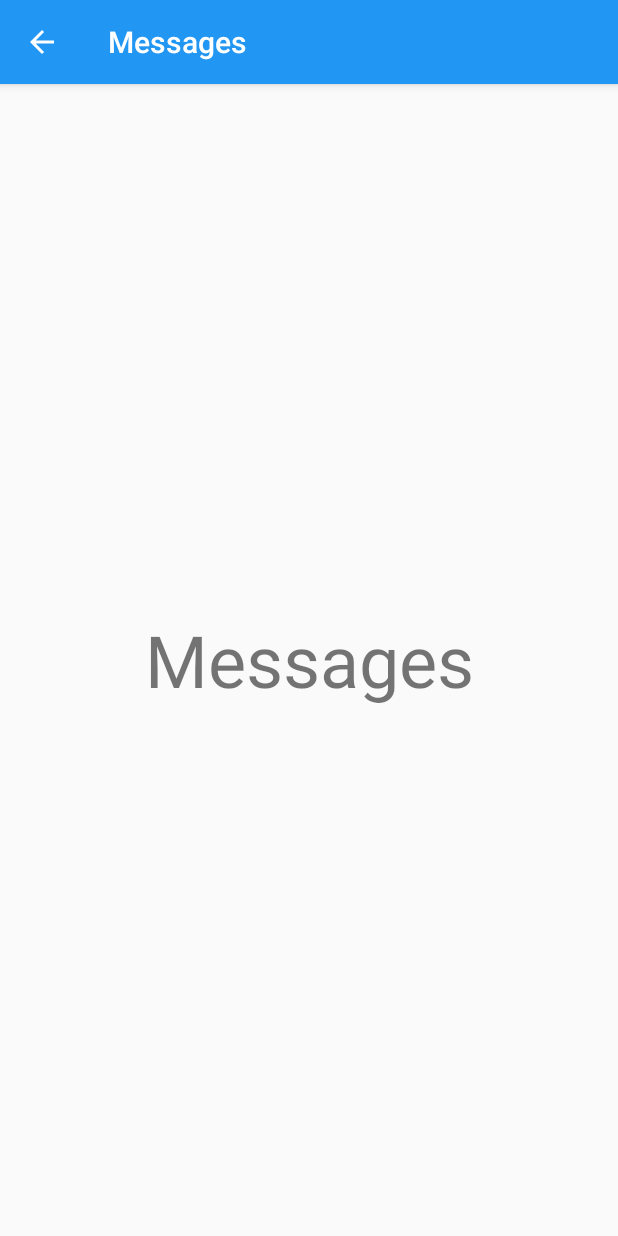
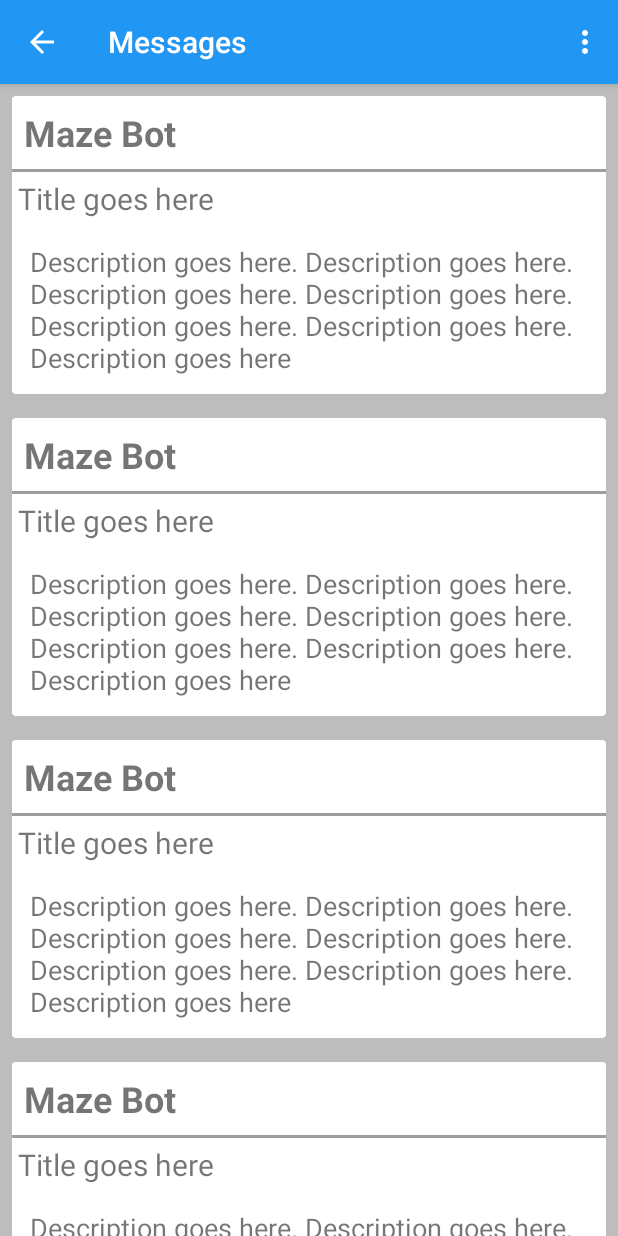
Before and after one commit to siesgst-tech/eventID-app, an Android app: the MessagesActivity screen opened directly, with no data from a screen before it, on a phone screen of 412 x 824 dp. Run offline under Robolectric (Android 15) with nearby library versions, the phone set to English and light mode, and no system bars.

Commit message:
messages populated and settigns removed

```diff
--- a/app/src/main/AndroidManifest.xml
+++ b/app/src/main/AndroidManifest.xml
@@ -29,8 +29,6 @@
          android:label = "@string/title_activity_home"
          android:theme = "@style/AppTheme.NoActionBar" >
         </activity >
-        <activity android:name = ".activities.SettingsActivity" >
-        </activity >
         <activity android:name = ".activities.MessagesActivity" >
         </activity >
     </application >
--- a/app/src/main/java/com/example/event/activities/HomeActivity.java
+++ b/app/src/main/java/com/example/event/activities/HomeActivity.java
@@ -71,11 +71,6 @@ public class HomeActivity extends AppCompatActivity
 			startActivity(new Intent(HomeActivity.this,MessagesActivity.class));
 			return true;
 		}
-		else if (id == R.id.action_settings)
-		{
-			startActivity(new Intent(HomeActivity.this,SettingsActivity.class));
-			return true;
-		}
 		else if (id == R.id.action_logout)
 		{
 			new AlertDialog.Builder(HomeActivity.this)
--- a/app/src/main/java/com/example/event/activities/MessagesActivity.java
+++ b/app/src/main/java/com/example/event/activities/MessagesActivity.java
@@ -1,15 +1,32 @@
 package com.example.event.activities;
 
+import android.content.DialogInterface;
 import android.os.Bundle;
+import android.support.v7.app.AlertDialog;
 import android.support.v7.app.AppCompatActivity;
+import android.support.v7.widget.LinearLayoutManager;
+import android.support.v7.widget.RecyclerView;
+import android.view.LayoutInflater;
+import android.view.Menu;
 import android.view.MenuItem;
+import android.view.View;
+import android.widget.EditText;
+import android.widget.Toast;
 
 import com.example.event.R;
+import com.example.event.adapters.MessagesAdapter;
+import com.example.event.model.MessagesModel;
 import com.example.event.utils.SessionManager;
+
+import java.util.ArrayList;
+import java.util.List;
 
 public class MessagesActivity extends AppCompatActivity
 {
 	SessionManager sessionManager;
+	AlertDialog alert;
+	RecyclerView recyclerView;
+	List<MessagesModel> messages = new ArrayList<MessagesModel>();
 
 	@Override
 	protected void onCreate(Bundle savedInstanceState)
@@ -23,9 +40,57 @@ public class MessagesActivity extends AppCompatActivity
 			getSupportActionBar().setDisplayShowHomeEnabled(true);
 			getSupportActionBar().setTitle("Messages");
 		}
+		recyclerView = (RecyclerView) findViewById(R.id.messages_recycler);
+		recyclerView.setLayoutManager(new LinearLayoutManager(this));
+		init();
+		recyclerView.setAdapter(new MessagesAdapter(messages));
 	}
 
+	public void init()
+	{
+		messages.add(new MessagesModel("Maze Bot","Title goes here","Description goes here. Description goes here. Description goes here. Description goes here. " +
+				"Description goes here. Description goes here. Description goes here"));
+		messages.add(new MessagesModel("Maze Bot","Title goes here","Description goes here. Description goes here. Description goes here. Description goes here. " +
+				"Description goes here. Description goes here. Description goes here"));
+		messages.add(new MessagesModel("Maze Bot","Title goes here","Description goes here. Description goes here. Description goes here. Description goes here. " +
+				"Description goes here. Description goes here. Description goes here"));
+		messages.add(new MessagesModel("Maze Bot","Title goes here","Description goes here. Description goes here. Description goes here. Description goes here. " +
+				"Description goes here. Description goes here. Description goes here"));
+		messages.add(new MessagesModel("Maze Bot","Title goes here","Description goes here. Description goes here. Description goes here. Description goes here. " +
+				"Description goes here. Description goes here. Description goes here"));
+		messages.add(new MessagesModel("Maze Bot","Title goes here","Description goes here. Description goes here. Description goes here. Description goes here. " +
+				"Description goes here. Description goes here. Description goes here"));
+		messages.add(new MessagesModel("Maze Bot","Title goes here","Description goes here. Description goes here. Description goes here. Description goes here. " +
+				"Description goes here. Description goes here. Description goes here"));
+		messages.add(new MessagesModel("Maze Bot","Title goes here","Description goes here. Description goes here. Description goes here. Description goes here. " +
+				"Description goes here. Description goes here. Description goes here"));
+		messages.add(new MessagesModel("Maze Bot","Title goes here","Description goes here. Description goes here. Description goes here. Description goes here. " +
+				"Description goes here. Description goes here. Description goes here"));
+		messages.add(new MessagesModel("Maze Bot","Title goes here","Description goes here. Description goes here. Description goes here. Description goes here. " +
+				"Description goes here. Description goes here. Description goes here"));
+		messages.add(new MessagesModel("Maze Bot","Title goes here","Description goes here. Description goes here. Description goes here. Description goes here. " +
+				"Description goes here. Description goes here. Description goes here"));
+		messages.add(new MessagesModel("Maze Bot","Title goes here","Description goes here. Description goes here. Description goes here. Description goes here. " +
+				"Description goes here. Description goes here. Description goes here"));
+		messages.add(new MessagesModel("Maze Bot","Title goes here","Description goes here. Description goes here. Description goes here. Description goes here. " +
+				"Description goes here. Description goes here. Description goes here"));
+	}
 
+	@Override
+	public boolean onCreateOptionsMenu(Menu menu)
+	{
+		// here the condition to check whether he is an event head or no
+		/*if()
+		{
+
+		}*/
+		getMenuInflater().inflate(R.menu.messages_menu,menu);
+		return true;
+//		else
+//		{
+//			return false;
+//		}
+	}
 
 	@Override
 	public boolean onOptionsItemSelected(MenuItem item)
@@ -37,6 +102,33 @@ public class MessagesActivity extends AppCompatActivity
 			finish();
 			return true;
 		}
+		else if(id==R.id.new_message)
+		{
+			AlertDialog.Builder builder = new AlertDialog.Builder(this);
+			LayoutInflater inflater = MessagesActivity.this.getLayoutInflater();
+			final View view = inflater.inflate(R.layout.new_message_layout, null);
+			builder.setView(view);
+			final EditText titleInput = (EditText) view.findViewById(R.id.title_edit);
+			final EditText contentInput = (EditText) view.findViewById(R.id.content_edit);
+			builder.setPositiveButton("Send", new DialogInterface.OnClickListener() {
+				@Override
+				public void onClick(DialogInterface dialogInterface, int i)
+				{
+					titleInput.setText("");
+					contentInput.setText("");
+					Toast.makeText(MessagesActivity.this,"Message sent",Toast.LENGTH_SHORT).show();
+				}
+			});
+			builder.setNegativeButton("Cancel", new DialogInterface.OnClickListener() {
+				@Override
+				public void onClick(DialogInterface dialogInterface, int i)
+				{
+					dialogInterface.cancel();
+				}
+			});
+			builder.show();
+			return true;
+		}
 		return super.onOptionsItemSelected(item);
 	}
 }
--- /dev/null
+++ b/app/src/main/java/com/example/event/adapters/MessagesAdapter.java
@@ -0,0 +1,70 @@
+package com.example.event.adapters;
+
+import android.support.v7.widget.RecyclerView;
+import android.view.LayoutInflater;
+import android.view.View;
+import android.view.ViewGroup;
+import android.widget.TextView;
+
+import com.example.event.R;
+import com.example.event.model.MessagesModel;
+
+import java.util.ArrayList;
+import java.util.List;
+
+
+/**
+ * Created by rohitramaswamy on 28/07/17.
+ */
+
+public class MessagesAdapter extends RecyclerView.Adapter<MessagesAdapter.ViewHolder>
+{
+
+	List<MessagesModel> messagesModels = new ArrayList<MessagesModel>();
+
+
+	public MessagesAdapter(List<MessagesModel> messagesModels)
+	{
+		this.messagesModels = messagesModels;
+	}
+
+	@Override
+	public ViewHolder onCreateViewHolder(ViewGroup parent, int viewType)
+	{
+		View view = LayoutInflater.from(parent.getContext()).inflate(R.layout.message_item,parent,false);
+		return  new ViewHolder(view);
+	}
+
+	@Override
+	public void onBindViewHolder(ViewHolder holder, int position)
+	{
+		holder.event_name.setText(messagesModels.get(position).getEvent_name());
+		holder.title.setText(messagesModels.get(position).getTitle());
+		holder.content.setText(messagesModels.get(position).getDescription());
+	}
+
+	@Override
+	public int getItemCount()
+	{
+		if(messagesModels==null)
+		{
+			return 0;
+		}
+		else
+			return (int) messagesModels.size();
+	}
+
+	class ViewHolder extends RecyclerView.ViewHolder
+	{
+
+		TextView event_name,title,content;
+
+		public ViewHolder(View itemView)
+		{
+			super(itemView);
+			event_name = (TextView) itemView.findViewById(R.id.message_event_name);
+			title = (TextView) itemView.findViewById(R.id.message_title);
+			content = (TextView) itemView.findViewById(R.id.message_content);
+		}
+	}
+}
--- /dev/null
+++ b/app/src/main/java/com/example/event/model/MessagesModel.java
@@ -0,0 +1,47 @@
+package com.example.event.model;
+
+/**
+ * Created by rohitramaswamy on 28/07/17.
+ */
+
+public class MessagesModel
+{
+	String event_name,title,description;
+
+	public MessagesModel(String event_name, String title, String description)
+	{
+		this.event_name = event_name;
+		this.title = title;
+		this.description = description;
+	}
+
+	public String getEvent_name()
+	{
+		return event_name;
+	}
+
+	public void setEvent_name(String event_name)
+	{
+		this.event_name = event_name;
+	}
+
+	public String getTitle()
+	{
+		return title;
+	}
+
+	public void setTitle(String title)
+	{
+		this.title = title;
+	}
+
+	public String getDescription()
+	{
+		return description;
+	}
+
+	public void setDescription(String description)
+	{
+		this.description = description;
+	}
+}
--- a/app/src/main/res/layout/activity_messages.xml
+++ b/app/src/main/res/layout/activity_messages.xml
@@ -5,15 +5,13 @@
  xmlns:tools = "http://schemas.android.com/tools"
  android:layout_width = "match_parent"
  android:layout_height = "match_parent"
+ android:background="#bdbdbd"
  tools:context = "com.example.event.activities.MessagesActivity" >
 
-	<TextView
+	<android.support.v7.widget.RecyclerView
 	 android:layout_width = "match_parent"
 	 android:layout_height = "match_parent"
-	 android:layout_centerInParent="true"
-	 android:textSize="48sp"
-	 android:gravity="center"
-	 android:text="Messages"/>
+	 android:id="@+id/messages_recycler" />
 
 
 </RelativeLayout >
--- /dev/null
+++ b/app/src/main/res/layout/message_item.xml
@@ -0,0 +1,69 @@
+<?xml version="1.0" encoding="utf-8"?>
+<RelativeLayout xmlns:android = "http://schemas.android.com/apk/res/android"
+                xmlns:app = "http://schemas.android.com/apk/res-auto"
+                android:layout_width = "match_parent"
+                android:layout_height = "wrap_content"
+                android:orientation = "vertical"
+                android:padding = "8dp" >
+
+
+	<android.support.v7.widget.CardView
+	 android:layout_width = "match_parent"
+	 android:layout_height = "wrap_content"
+	 android:padding = "8dp"
+	 app:cardElevation = "3dp" >
+
+
+		<RelativeLayout
+		 android:layout_width = "match_parent"
+		 android:layout_height = "wrap_content" >
+
+
+			<TextView
+			 android:id = "@+id/message_event_name"
+			 android:layout_width = "match_parent"
+			 android:layout_height = "wrap_content"
+			 android:layout_alignParentLeft = "true"
+			 android:layout_alignParentTop = "true"
+			 android:text = "Event Name"
+			 android:padding="8dp"
+			 android:textSize = "24sp"
+			 android:textStyle = "bold"
+			 />
+
+			<View
+			 android:layout_width = "match_parent"
+			 android:layout_height = "2dp"
+			 android:background="#9e9e9e"
+			 android:id="@+id/message_separator"
+			 android:layout_below="@id/message_event_name"/>
+
+
+			<TextView
+			 android:layout_width = "match_parent"
+			 android:layout_height = "wrap_content"
+			 android:layout_below="@id/message_separator"
+			 android:text="Title goes here"
+			 android:id="@+id/message_title"
+			 android:maxLines="1"
+			 android:padding="4dp"
+			 android:textSize="20sp"
+			 />
+
+			<TextView
+			 android:layout_width = "match_parent"
+			 android:layout_height = "wrap_content"
+			 android:id="@+id/message_content"
+			 android:text="Content goes here"
+			 android:padding="12dp"
+			 android:layout_below="@id/message_title"
+			 android:textSize="18sp"/>
+
+
+		</RelativeLayout >
+
+
+	</android.support.v7.widget.CardView >
+
+
+</RelativeLayout >
--- a/app/src/main/res/menu/menu_home.xml
+++ b/app/src/main/res/menu/menu_home.xml
@@ -10,12 +10,6 @@
 	 android:orderInCategory="100"/>
 
     <item
-     android:id = "@+id/action_settings"
-     android:orderInCategory = "200"
-     android:title = "@string/action_settings"
-     app:showAsAction = "never" />
-
-    <item
      android:id = "@+id/action_logout"
      android:orderInCategory = "300"
      android:title = "Logout"
--- /dev/null
+++ b/app/src/main/res/menu/messages_menu.xml
@@ -0,0 +1,9 @@
+<?xml version="1.0" encoding="utf-8"?>
+<menu xmlns:android = "http://schemas.android.com/apk/res/android"
+      xmlns:app = "http://schemas.android.com/apk/res-auto" >
+
+	<item android:title="New message"
+	      android:id="@+id/new_message"
+	      app:showAsAction ="never"/>
+
+</menu >
```
Also changed, not shown: app/src/main/java/com/example/event/activities/SettingsActivity.java (deleted, +0 -42 lines), app/src/main/res/layout/activity_settings.xml (deleted, +0 -20 lines), app/src/main/res/layout/new_message_layout.xml (added, +51 -0 lines).
